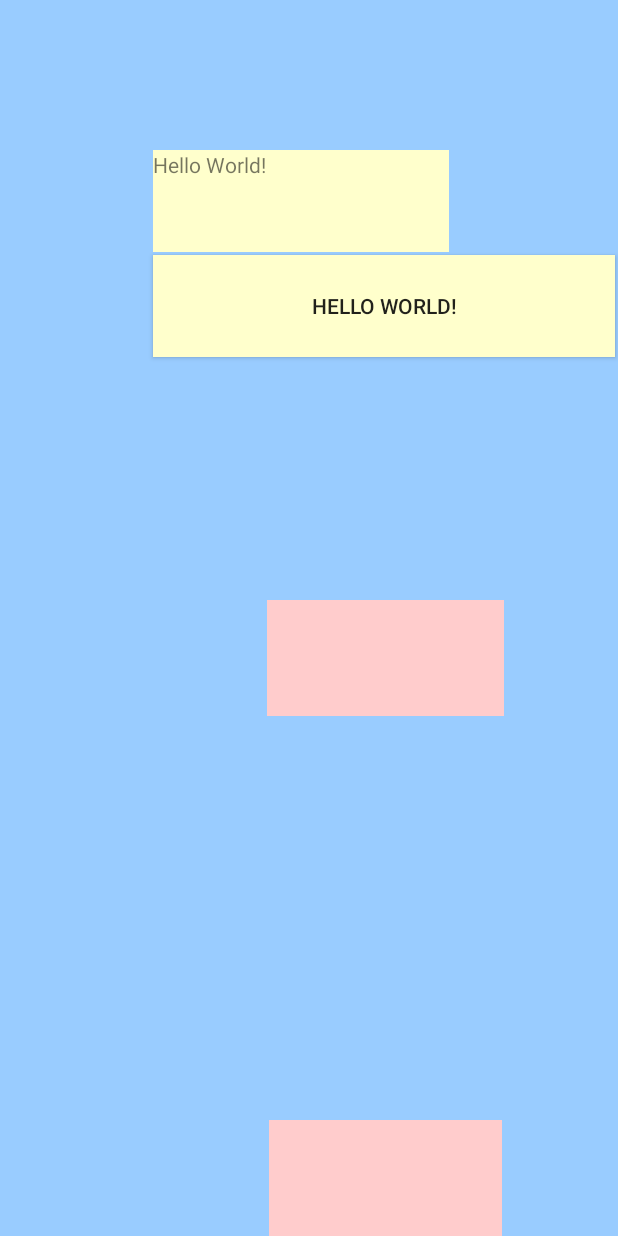
After one commit to SGupta101/Lab04ViewDemonstration2, an Android app: the layout constraintlayout_3.xml on its own in the app's theme, with its tools: preview values and no code run, on a phone screen of 412 x 824 dp. The commit adds this screen. Run offline under Robolectric (Android 15) with nearby library versions, the phone set to English and light mode, and no system bars.

Commit message:
3rd to last one

```diff
--- a/app/src/main/java/com/guptastuti/lab04viewdemonstration/MainActivity.java
+++ b/app/src/main/java/com/guptastuti/lab04viewdemonstration/MainActivity.java
@@ -9,6 +9,6 @@ public class MainActivity extends AppCompatActivity {
     @Override
     protected void onCreate(Bundle savedInstanceState) {
         super.onCreate(savedInstanceState);
-        setContentView(R.layout.activity_main);
+        setContentView(R.layout.constraintlayout_4);
     }
 }
--- /dev/null
+++ b/app/src/main/res/layout/constraintlayout_3.xml
@@ -0,0 +1,75 @@
+<?xml version="1.0" encoding="utf-8"?>
+<androidx.constraintlayout.widget.ConstraintLayout xmlns:android="http://schemas.android.com/apk/res/android"
+    xmlns:tools="http://schemas.android.com/tools"
+    android:layout_width="match_parent"
+    android:layout_height="match_parent"
+    android:background= "#99ccff"
+    xmlns:app="http://schemas.android.com/apk/res-auto">
+
+    <androidx.constraintlayout.widget.Guideline
+        android:id="@+id/guideline"
+        android:layout_width="wrap_content"
+        android:layout_height="wrap_content"
+        android:orientation="vertical"
+        app:layout_constraintGuide_begin="102.5dp" />
+
+    <androidx.constraintlayout.widget.Guideline
+        android:id="@+id/guideline2"
+        android:layout_width="wrap_content"
+        android:layout_height="wrap_content"
+        android:orientation="horizontal"
+        app:layout_constraintGuide_begin="100dp" />
+
+    <androidx.constraintlayout.widget.Guideline
+        android:id="@+id/guideline3"
+        android:layout_width="wrap_content"
+        android:layout_height="wrap_content"
+        android:orientation="horizontal"
+        app:layout_constraintGuide_begin="170dp" />
+
+    <androidx.constraintlayout.widget.Guideline
+        android:id="@+id/guideline4"
+        android:layout_width="wrap_content"
+        android:layout_height="wrap_content"
+        android:orientation="horizontal"
+        app:layout_constraintGuide_begin="400dp" />
+
+    <TextView
+        android:id="@+id/textView"
+        android:layout_width="197dp"
+        android:layout_height="68dp"
+        android:background="#ffffcc"
+        android:text="Hello World!"
+        app:layout_constraintLeft_toLeftOf="@+id/guideline"
+        app:layout_constraintTop_toBottomOf="@id/guideline2" />
+
+    <Button
+        android:id="@+id/textBottomRight"
+        android:layout_width="308dp"
+        android:layout_height="68dp"
+        android:background="#ffffcc"
+        android:text="Hello World!"
+        app:layout_constraintLeft_toLeftOf="@+id/guideline"
+        app:layout_constraintTop_toBottomOf="@id/guideline3"/>
+
+    <View
+        android:id="@+id/view1"
+        android:layout_width="158dp"
+        android:layout_height="77dp"
+        android:background="#ffcccc"
+        android:text="Hello World!"
+        app:layout_constraintLeft_toLeftOf="@+id/guideline"
+        app:layout_constraintRight_toRightOf="parent"
+        app:layout_constraintTop_toBottomOf="@id/guideline4"/>
+
+    <View
+        android:id="@+id/view2"
+        android:layout_width="155dp"
+        android:layout_height="77dp"
+        android:background="#ffcccc"
+        android:text="Hello World!"
+        app:layout_constraintBottom_toBottomOf="parent"
+        app:layout_constraintLeft_toLeftOf="@+id/guideline"
+        app:layout_constraintRight_toRightOf="parent" />
+
+</androidx.constraintlayout.widget.ConstraintLayout>
```
Also changed, not shown: app/src/main/res/layout/constraintlayout_1.xml (added, +46 -0 lines), app/src/main/res/layout/constraintlayout_2.xml (added, +38 -0 lines), app/src/main/res/layout/constraintlayout_4.xml (added, +103 -0 lines), app/src/main/res/layout/constraintlayout_5.xml (added, +45 -0 lines).
